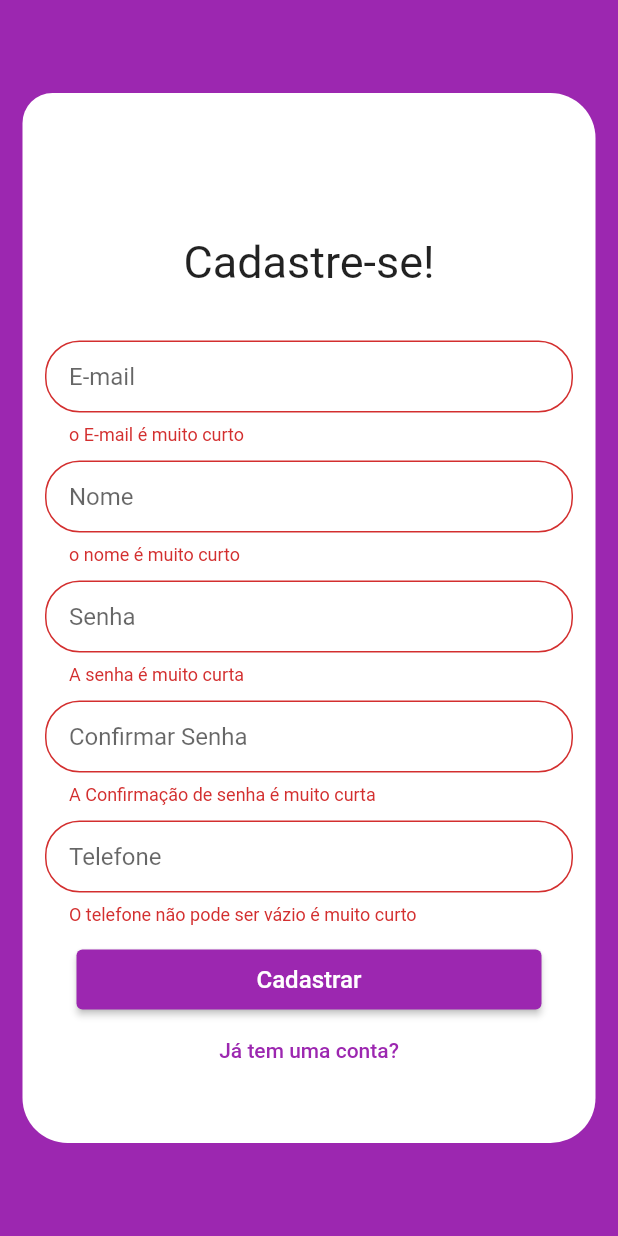
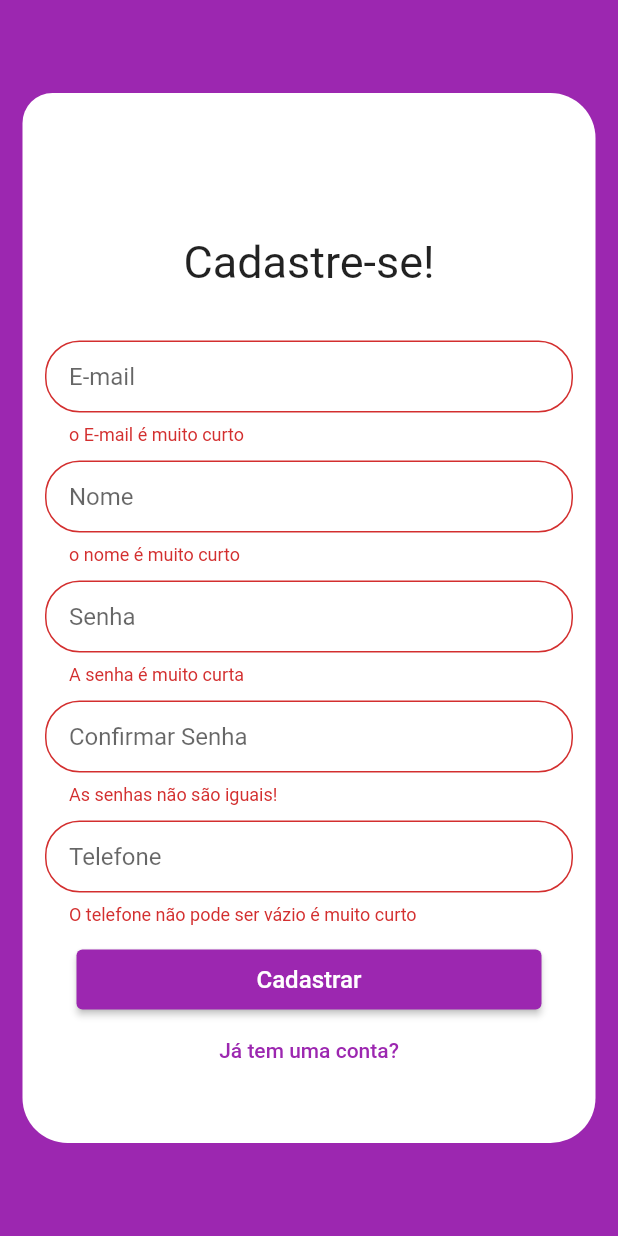
Before and after one commit to willianconrado/pet_app_qrcode, a Flutter app: the RegisterScreen screen opened directly, after a tap on "Cadastrar", on a phone screen of 412 x 824 dp. Run offline on Flutter 3.47's test engine with Material 2 defaults, Android fonts, the phone set to English and light mode, and no system bars; our stand-ins replace firebase_auth, firebase_core; accounts and stored records are empty.

Commit message:
Verificando validações tela register.screen

```diff
--- a/lib/screens/address.dart
+++ b/lib/screens/address.dart
@@ -23,8 +23,8 @@ class Address extends StatelessWidget {
               topRight: Radius.circular(20),
             ),
           ),
-          child: const Column(
-            children:  <Widget>[
+          child: Column(
+            children: const <Widget>[
               Padding(
                 padding: EdgeInsets.only(top: 60),
                 child: Text(
--- a/lib/screens/register.screen.dart
+++ b/lib/screens/register.screen.dart
@@ -1,7 +1,7 @@
 import 'package:flutter/material.dart';
+import 'package:pet_app_qrcode/services/service.auth.dart';
 
 import '../components/authentication.input.decoration.dart';
-import 'services/service.auth.dart';
 
 class RegisterScreen extends StatefulWidget {
   const RegisterScreen({super.key});
@@ -9,18 +9,17 @@ class RegisterScreen extends StatefulWidget {
   @override
   State<RegisterScreen> createState() => _RegisterScreenState();
 }
+
 class _RegisterScreenState extends State<RegisterScreen> {
   bool wanttoJoin = true;
   final _formKey = GlobalKey<FormState>();
-
 
   final TextEditingController _emailController = TextEditingController();
   final TextEditingController _passwordController = TextEditingController();
   final TextEditingController _nameController = TextEditingController();
   final TextEditingController _phoneController = TextEditingController();
 
-AuthService _authenService = AuthService();
-
+  final AuthService _authenService = AuthService();
 
   @override
   Widget build(BuildContext context) {
@@ -44,7 +43,6 @@ AuthService _authenService = AuthService();
                       bottomRight: Radius.circular(30),
                     ),
                   ),
-
                   child: Form(
                     key: _formKey,
                     child: Padding(
@@ -66,7 +64,8 @@ AuthService _authenService = AuthService();
                             ),
                             TextFormField(
                               controller: _emailController,
-                              decoration: getAuthenticationInputDecoration("E-mail"),
+                              decoration:
+                                  getAuthenticationInputDecoration("E-mail"),
                               validator: (String? value) {
                                 if (value == null) {
                                   return "O E-mail não pode ser vázio";
@@ -85,7 +84,8 @@ AuthService _authenService = AuthService();
                             ),
                             TextFormField(
                               controller: _nameController,
-                              decoration: getAuthenticationInputDecoration("Nome"),
+                              decoration:
+                                  getAuthenticationInputDecoration("Nome"),
                               validator: (String? value) {
                                 if (value == null) {
                                   return "O nome não pode ser vázio";
@@ -101,7 +101,8 @@ AuthService _authenService = AuthService();
                             ),
                             TextFormField(
                               controller: _passwordController,
-                              decoration: getAuthenticationInputDecoration("Senha"),
+                              decoration:
+                                  getAuthenticationInputDecoration("Senha"),
                               validator: (String? value) {
                                 if (value == null) {
                                   return "A senha não pode ser vázia";
@@ -117,16 +118,17 @@ AuthService _authenService = AuthService();
                               height: 10,
                             ),
                             TextFormField(
-                              decoration:
-                                  getAuthenticationInputDecoration("Confirmar Senha"),
+                              decoration: getAuthenticationInputDecoration(
+                                  "Confirmar Senha"),
                               validator: (String? value) {
                                 if (value == null) {
                                   return "A Confirmação de senha não pode ser vázia";
                                 }
-                                if (value.length < 7) {
-                                  return "A Confirmação de senha é muito curta";
+                                if (value == _passwordController) {
+                                  return null;
+                                } else {
+                                  return "As senhas não são iguais!";
                                 }
-                                return null;
                               },
                               obscureText: true,
                             ),
@@ -135,7 +137,8 @@ AuthService _authenService = AuthService();
                             ),
                             TextFormField(
                               controller: _phoneController,
-                              decoration: getAuthenticationInputDecoration("Telefone"),
+                              decoration:
+                                  getAuthenticationInputDecoration("Telefone"),
                               validator: (String? value) {
                                 if (value == null) {
                                   return "O telefone não pode ser vázio";
@@ -192,9 +195,10 @@ AuthService _authenService = AuthService();
     String password = _passwordController.text;
     if (_formKey.currentState!.validate()) {
       print("Form válido");
-      print("${_emailController.text}, ${_passwordController.text}, ${_nameController.text}, ${_phoneController.text}, ");
+      print(
+          "${_emailController.text}, ${_passwordController.text}, ${_nameController.text}, ${_phoneController.text}, ");
       _authenService.registerUser(email: email, password: password, name: name);
-    }else{
+    } else {
       print("Form inválido");
     }
   }
--- a/lib/services/service.auth.dart
+++ b/lib/services/service.auth.dart
@@ -1,7 +1,7 @@
 import 'package:firebase_auth/firebase_auth.dart';
 
 class AuthService {
-  FirebaseAuth _firebaseAuth = FirebaseAuth.instance;
+  final FirebaseAuth _firebaseAuth = FirebaseAuth.instance;
   registerUser({
     required String email,
     required String password,
```
Lines whose indentation alone changed are shown as unchanged.
